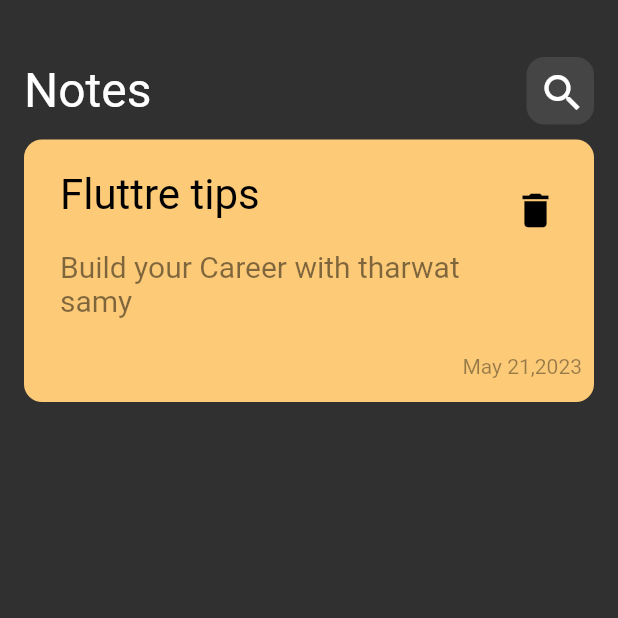
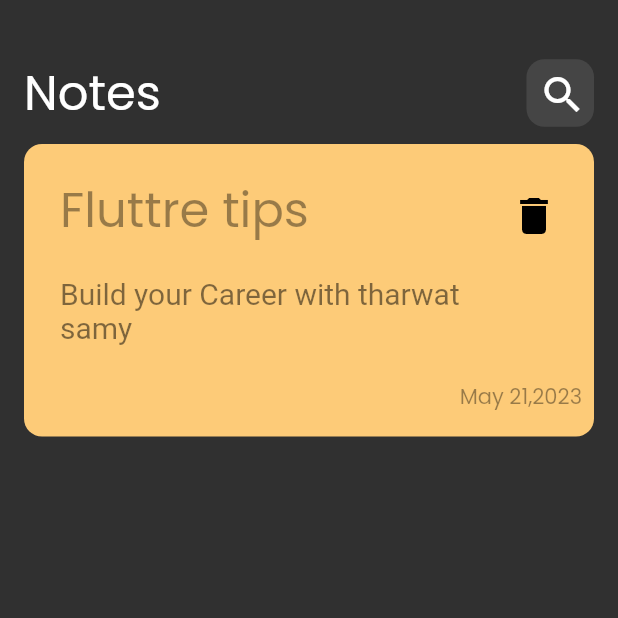
Before and after one commit to Awad-Safwat/notes_app, a Flutter app: the screen it shows after launch, on a phone screen of 412 x 824 dp, the top half of it. Run offline on Flutter 3.47's test engine with Material 2 defaults, Android fonts, the phone set to English and light mode, and no system bars; Roboto replaces fonts that are missing (assets/fonts/Poppins).

Commit message:
add the font famly

```diff
--- a/lib/custome_widgets/item_node.dart
+++ b/lib/custome_widgets/item_node.dart
@@ -19,13 +19,13 @@ class ItemNode extends StatelessWidget {
           crossAxisAlignment: CrossAxisAlignment.end,
           children: [
             ListTile(
-              title: const Text(
+              title: Text(
                 'Fluttre tips',
-                style: TextStyle(
-                  fontSize: 28,
-                  color: Colors.black,
-                ),
+                style:
+                 TextStyle( color : Colors.transparent.withOpacity(0.4),
+                  fontSize: 32,)
               ),
+
               subtitle: Padding(
                 padding: const EdgeInsets.symmetric(vertical: 20),
                 child: Text(
@@ -33,18 +33,21 @@ class ItemNode extends StatelessWidget {
                   style: TextStyle(
                     fontSize: 20,
                     color: Colors.transparent.withOpacity(0.5),
+                    fontFamily: 'assets/fonts/Poppins',
                   ),
                 ),
               ),
               trailing: const Icon(
                 Icons.delete,
                 color: Colors.black,
-                size: 30,
+                size: 32,
               ),
             ),
             Text(
               'May 21,2023',
-              style: TextStyle(color: Colors.transparent.withOpacity(0.4)),
+              style: TextStyle(
+                color: Colors.transparent.withOpacity(0.4),
+              ),
             ),
           ],
         ),
--- a/lib/main.dart
+++ b/lib/main.dart
@@ -12,7 +12,8 @@ class MyNotsApp extends StatelessWidget {
   Widget build(BuildContext context) {
     return MaterialApp(
       debugShowCheckedModeBanner: false,
-      theme: ThemeData(brightness: Brightness.dark),
+      theme: ThemeData(brightness: Brightness.dark, fontFamily: 'Poppins'),
+
       home: const NotesHomeView(),
     );
   }
```
Also changed, not shown: pubspec.yaml (+7 -18 lines), assets/fonts/Poppins-Regular.ttf (added).
